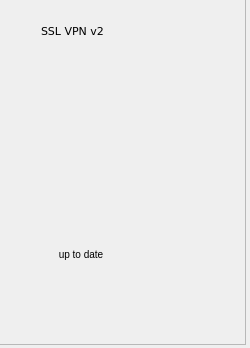
Old version of the form client/src/frmmain.ui in the repository Securepoint/openvpn-client.
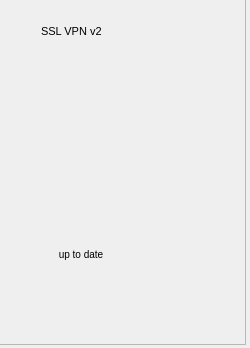
New version of the form. Icons and pictures are not drawn.

Diff of the .ui file:
```diff
--- a/client/src/frmmain.ui
+++ b/client/src/frmmain.ui
@@ -113,7 +113,6 @@
            <widget class="QLabel" name="windowTitleLabel">
             <property name="font">
              <font>
-              <family>Verdana</family>
               <pointsize>8</pointsize>
              </font>
             </property>
```
Left out of the diff: 3 changed lines with no effect on the pictures.
